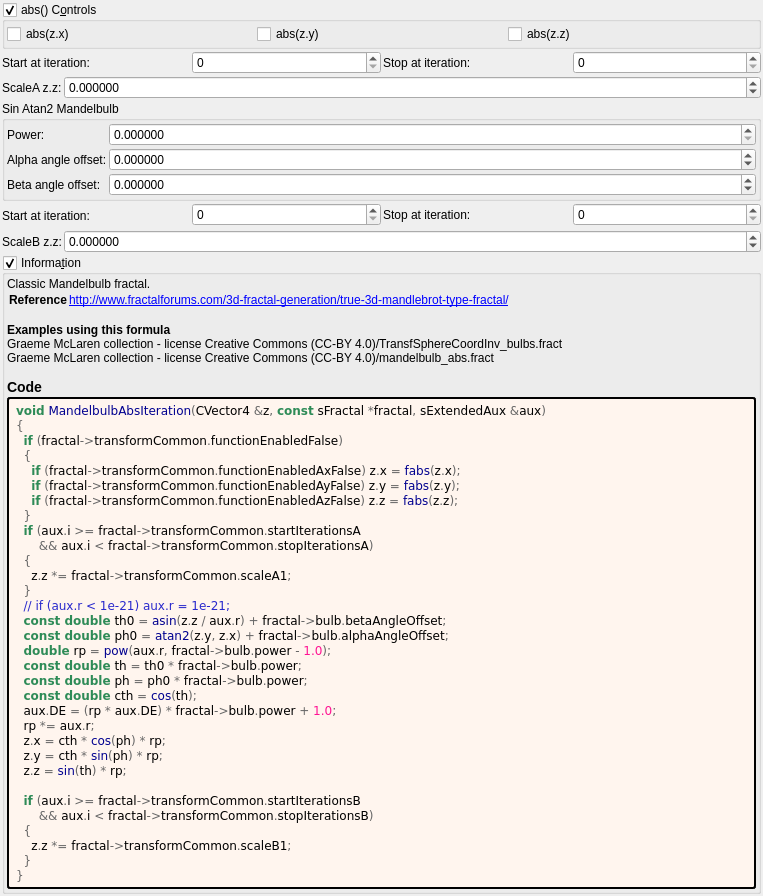
This is mandelbulber2/deploy/share/mandelbulber2/formula/ui/mandelbulb_abs.ui in irinox-ctrl/mandelbulber2 as Qt 5 draws it before an edit. The edited form follows.
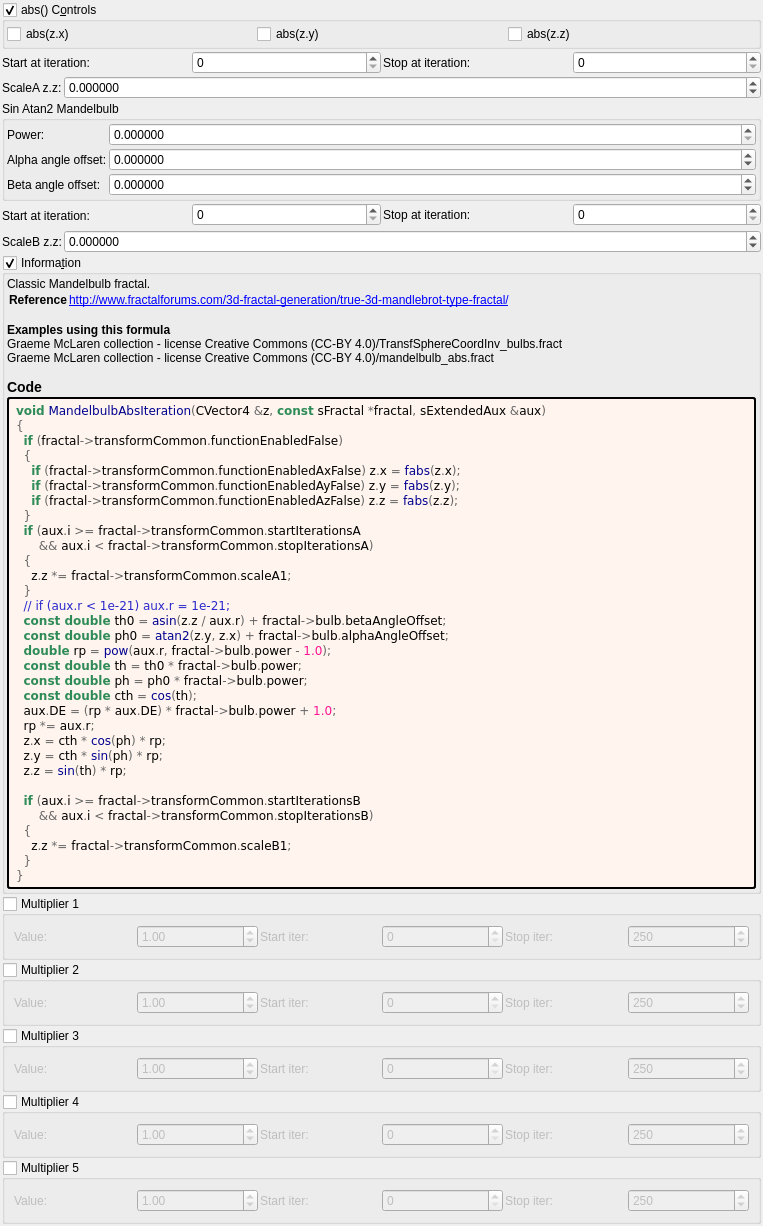
This is the edited form. Custom widgets are drawn as their Qt base class.

Commit message:
feat: add 5 general-purpose multipliers to all 1007 fractal formulas
Each multiplier has:
- Checkbox (OFF by default)
- Value spinbox (default 1.0, range -100 to 100)
- Iteration start/stop range

Logic: z *= value; DE *= |value|;

Uses existing transformCommon parameters:
- Checkboxes: functionEnabledBx/By/Bz/Bw/CzFalse
- Values: scale4/5/6/8/16
- Ranges: startIterationsB-F/stopIterationsB-F

Modified 1007 .cpp (CPU), 1006 .cl (GPU), 1023 .ui files.
Both source (formula/) and deploy (deploy/share/) copies updated.

```diff
--- a/mandelbulber2/deploy/share/mandelbulber2/formula/ui/mandelbulb_abs.ui
+++ b/mandelbulber2/deploy/share/mandelbulber2/formula/ui/mandelbulb_abs.ui
@@ -498,6 +498,192 @@
      </layout>
     </widget>
    </item>
+   <item>
+    <widget class="MyGroupBox" name="groupCheck_transf_function_enabledBx_false">
+     <property name="title"><string>Multiplier 1</string></property>
+     <property name="checkable"><bool>true</bool></property>
+     <property name="checked"><bool>false</bool></property>
+     <layout class="QGridLayout" name="gridLayout_mult1">
+      <property name="spacing"><number>2</number></property>
+      <item row="0" column="0">
+       <widget class="QLabel"><property name="text"><string>Value:</string></property></widget>
+      </item>
+      <item row="0" column="1">
+       <widget class="MyDoubleSpinBox" name="spinbox_transf_scale_4">
+        <property name="minimum"><double>-100.0</double></property><property name="maximum"><double>100.0</double></property>
+        <property name="singleStep"><double>0.01</double></property><property name="value"><double>1.0</double></property>
+       </widget>
+      </item>
+      <item row="0" column="2">
+       <widget class="QLabel"><property name="text"><string>Start iter:</string></property></widget>
+      </item>
+      <item row="0" column="3">
+       <widget class="MySpinBox" name="spinboxInt_transf_start_iterations_B">
+        <property name="minimum"><number>0</number></property><property name="maximum"><number>10000</number></property>
+        <property name="value"><number>0</number></property>
+       </widget>
+      </item>
+      <item row="0" column="4">
+       <widget class="QLabel"><property name="text"><string>Stop iter:</string></property></widget>
+      </item>
+      <item row="0" column="5">
+       <widget class="MySpinBox" name="spinboxInt_transf_stop_iterations_B">
+        <property name="minimum"><number>0</number></property><property name="maximum"><number>10000</number></property>
+        <property name="value"><number>250</number></property>
+       </widget>
+      </item>
+     </layout>
+    </widget>
+   </item>
+   <item>
+    <widget class="MyGroupBox" name="groupCheck_transf_function_enabledBy_false">
+     <property name="title"><string>Multiplier 2</string></property>
+     <property name="checkable"><bool>true</bool></property>
+     <property name="checked"><bool>false</bool></property>
+     <layout class="QGridLayout" name="gridLayout_mult2">
+      <property name="spacing"><number>2</number></property>
+      <item row="0" column="0">
+       <widget class="QLabel"><property name="text"><string>Value:</string></property></widget>
+      </item>
+      <item row="0" column="1">
+       <widget class="MyDoubleSpinBox" name="spinbox_transf_scale_5">
+        <property name="minimum"><double>-100.0</double></property><property name="maximum"><double>100.0</double></property>
+        <property name="singleStep"><double>0.01</double></property><property name="value"><double>1.0</double></property>
+       </widget>
+      </item>
+      <item row="0" column="2">
+       <widget class="QLabel"><property name="text"><string>Start iter:</string></property></widget>
+      </item>
+      <item row="0" column="3">
+       <widget class="MySpinBox" name="spinboxInt_transf_start_iterations_C">
+        <property name="minimum"><number>0</number></property><property name="maximum"><number>10000</number></property>
+        <property name="value"><number>0</number></property>
+       </widget>
+      </item>
+      <item row="0" column="4">
+       <widget class="QLabel"><property name="text"><string>Stop iter:</string></property></widget>
+      </item>
+      <item row="0" column="5">
+       <widget class="MySpinBox" name="spinboxInt_transf_stop_iterations_C">
+        <property name="minimum"><number>0</number></property><property name="maximum"><number>10000</number></property>
+        <property name="value"><number>250</number></property>
+       </widget>
+      </item>
+     </layout>
+    </widget>
+   </item>
+   <item>
+    <widget class="MyGroupBox" name="groupCheck_transf_function_enabledBz_false">
+     <property name="title"><string>Multiplier 3</string></property>
+     <property name="checkable"><bool>true</bool></property>
+     <property name="checked"><bool>false</bool></property>
+     <layout class="QGridLayout" name="gridLayout_mult3">
+      <property name="spacing"><number>2</number></property>
+      <item row="0" column="0">
+       <widget class="QLabel"><property name="text"><string>Value:</string></property></widget>
+      </item>
+      <item row="0" column="1">
+       <widget class="MyDoubleSpinBox" name="spinbox_transf_scale_6">
+        <property name="minimum"><double>-100.0</double></property><property name="maximum"><double>100.0</double></property>
+        <property name="singleStep"><double>0.01</double></property><property name="value"><double>1.0</double></property>
+       </widget>
+      </item>
+      <item row="0" column="2">
+       <widget class="QLabel"><property name="text"><string>Start iter:</string></property></widget>
+      </item>
+      <item row="0" column="3">
+       <widget class="MySpinBox" name="spinboxInt_transf_start_iterations_D">
+        <property name="minimum"><number>0</number></property><property name="maximum"><number>10000</number></property>
+        <property name="value"><number>0</number></property>
+       </widget>
+      </item>
+      <item row="0" column="4">
+       <widget class="QLabel"><property name="text"><string>Stop iter:</string></property></widget>
+      </item>
+      <item row="0" column="5">
+       <widget class="MySpinBox" name="spinboxInt_transf_stop_iterations_D">
+        <property name="minimum"><number>0</number></property><property name="maximum"><number>10000</number></property>
+        <property name="value"><number>250</number></property>
+       </widget>
+      </item>
+     </layout>
+    </widget>
+   </item>
+   <item>
+    <widget class="MyGroupBox" name="groupCheck_transf_function_enabledBw_false">
+     <property name="title"><string>Multiplier 4</string></property>
+     <property name="checkable"><bool>true</bool></property>
+     <property name="checked"><bool>false</bool></property>
+     <layout class="QGridLayout" name="gridLayout_mult4">
+      <property name="spacing"><number>2</number></property>
+      <item row="0" column="0">
+       <widget class="QLabel"><property name="text"><string>Value:</string></property></widget>
+      </item>
+      <item row="0" column="1">
+       <widget class="MyDoubleSpinBox" name="spinbox_transf_scale_8">
+        <property name="minimum"><double>-100.0</double></property><property name="maximum"><double>100.0</double></property>
+        <property name="singleStep"><double>0.01</double></property><property name="value"><double>1.0</double></property>
+       </widget>
+      </item>
+      <item row="0" column="2">
+       <widget class="QLabel"><property name="text"><string>Start iter:</string></property></widget>
+      </item>
+      <item row="0" column="3">
+       <widget class="MySpinBox" name="spinboxInt_transf_start_iterations_E">
+        <property name="minimum"><number>0</number></property><property name="maximum"><number>10000</number></property>
+        <property name="value"><number>0</number></property>
+       </widget>
+      </item>
+      <item row="0" column="4">
+       <widget class="QLabel"><property name="text"><string>Stop iter:</string></property></widget>
+      </item>
+      <item row="0" column="5">
+       <widget class="MySpinBox" name="spinboxInt_transf_stop_iterations_E">
+        <property name="minimum"><number>0</number></property><property name="maximum"><number>10000</number></property>
+        <property name="value"><number>250</number></property>
+       </widget>
+      </item>
+     </layout>
+    </widget>
+   </item>
+   <item>
+    <widget class="MyGroupBox" name="groupCheck_transf_function_enabledCz_false">
+     <property name="title"><string>Multiplier 5</string></property>
+     <property name="checkable"><bool>true</bool></property>
+     <property name="checked"><bool>false</bool></property>
+     <layout class="QGridLayout" name="gridLayout_mult5">
+      <property name="spacing"><number>2</number></property>
+      <item row="0" column="0">
+       <widget class="QLabel"><property name="text"><string>Value:</string></property></widget>
+      </item>
+      <item row="0" column="1">
+       <widget class="MyDoubleSpinBox" name="spinbox_transf_scale_16">
+        <property name="minimum"><double>-100.0</double></property><property name="maximum"><double>100.0</double></property>
+        <property name="singleStep"><double>0.01</double></property><property name="value"><double>1.0</double></property>
+       </widget>
+      </item>
+      <item row="0" column="2">
+       <widget class="QLabel"><property name="text"><string>Start iter:</string></property></widget>
+      </item>
+      <item row="0" column="3">
+       <widget class="MySpinBox" name="spinboxInt_transf_start_iterations_F">
+        <property name="minimum"><number>0</number></property><property name="maximum"><number>10000</number></property>
+        <property name="value"><number>0</number></property>
+       </widget>
+      </item>
+      <item row="0" column="4">
+       <widget class="QLabel"><property name="text"><string>Stop iter:</string></property></widget>
+      </item>
+      <item row="0" column="5">
+       <widget class="MySpinBox" name="spinboxInt_transf_stop_iterations_F">
+        <property name="minimum"><number>0</number></property><property name="maximum"><number>10000</number></property>
+        <property name="value"><number>250</number></property>
+       </widget>
+      </item>
+     </layout>
+    </widget>
+   </item>
+
    <item>
     <spacer name="verticalSpacer">
      <property name="orientation">
```
The commit also changes 3972 other files.
